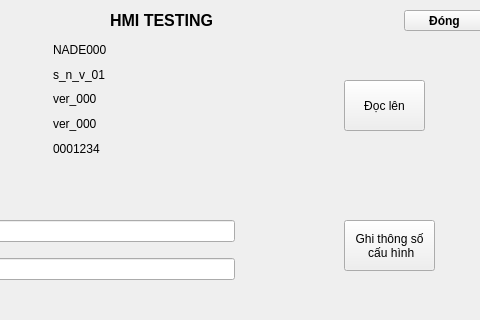
Above: views/dialog.ui from CongPV121/SDT before the change; both pictures show x 166 to 646 and y 0 to 320 of the 646 by 514 pixel window. Below: the same form after it.
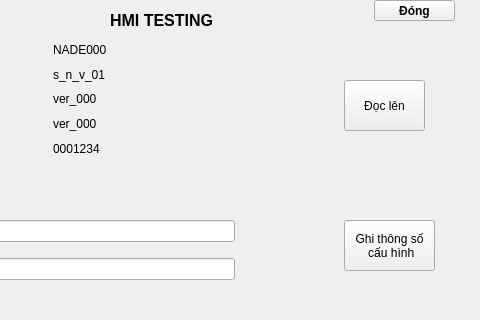
That is the form after the change.

Diff of the .ui file:
```diff
--- a/views/dialog.ui
+++ b/views/dialog.ui
@@ -320,8 +320,8 @@
   <widget class="QPushButton" name="read_btn_2">
    <property name="geometry">
     <rect>
-     <x>570</x>
-     <y>10</y>
+     <x>540</x>
+     <y>0</y>
      <width>81</width>
      <height>21</height>
     </rect>
```
